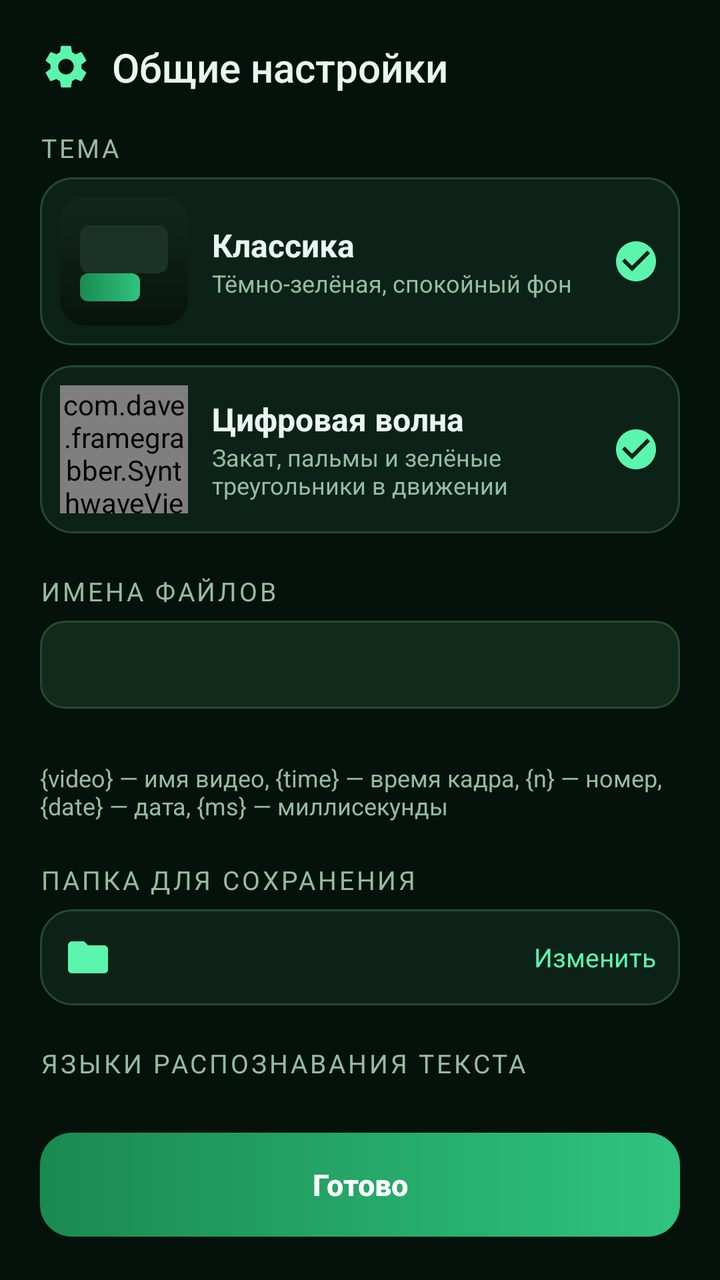
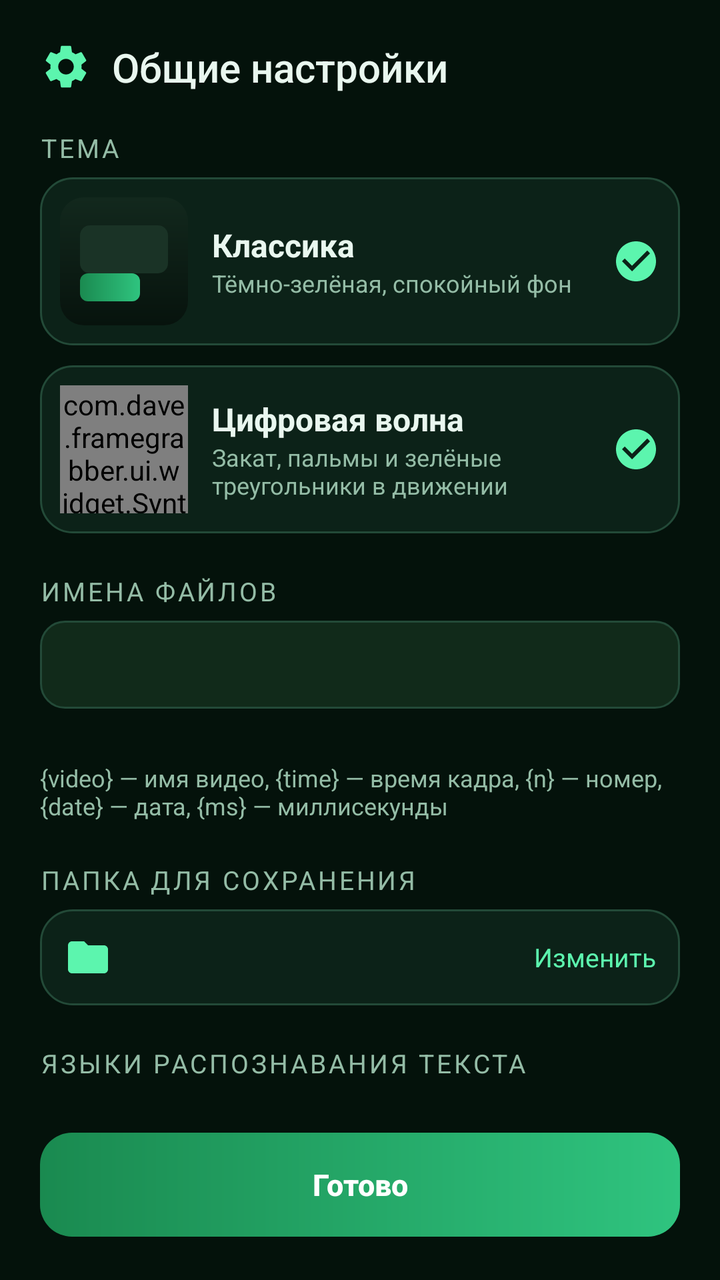

Before-and-after screenshots of an Android layout around one commit, followed by the original layout XML and the change that was made.
<!-- AndroidManifest.xml: application theme AppTheme -->
<!-- res/layout/dialog_settings.xml -->
<?xml version="1.0" encoding="utf-8"?>
<ScrollView xmlns:android="http://schemas.android.com/apk/res/android"
    android:layout_width="match_parent"
    android:layout_height="wrap_content"
    android:scrollbars="none">
<LinearLayout
    android:layout_width="match_parent"
    android:layout_height="wrap_content"
    android:orientation="vertical"
    android:padding="20dp">

    <LinearLayout
        android:layout_width="match_parent"
        android:layout_height="wrap_content"
        android:gravity="center_vertical"
        android:orientation="horizontal">
        <ImageView
            android:id="@+id/setIcon"
            android:layout_width="26dp"
            android:layout_height="26dp"
            android:src="@drawable/ic_settings"
            android:tint="@color/accent" />
        <TextView
            android:layout_width="wrap_content"
            android:layout_height="wrap_content"
            android:paddingStart="10dp"
            android:fontFamily="sans-serif-medium"
            android:text="Общие настройки"
            android:textColor="@color/text"
            android:textSize="20sp" />
    </LinearLayout>

    <TextView
        style="@style/Label"
        android:paddingTop="18dp"
        android:text="ТЕМА"
        android:letterSpacing="0.1" />

    
    <LinearLayout
        android:id="@+id/optClassic"
        android:layout_width="match_parent"
        android:layout_height="wrap_content"
        android:background="@drawable/bg_option"
        android:gravity="center_vertical"
        android:orientation="horizontal"
        android:padding="10dp"
        android:stateListAnimator="@animator/press_scale">
        <View
            android:layout_width="64dp"
            android:layout_height="64dp"
            android:background="@drawable/swatch_classic" />
        <LinearLayout
            android:layout_width="0dp"
            android:layout_height="wrap_content"
            android:layout_weight="1"
            android:orientation="vertical"
            android:paddingStart="12dp">
            <TextView
                android:layout_width="wrap_content"
                android:layout_height="wrap_content"
                android:text="Классика"
                android:textColor="@color/text"
                android:textSize="16sp"
                android:textStyle="bold" />
            <TextView
                android:layout_width="wrap_content"
                android:layout_height="wrap_content"
                android:text="Тёмно-зелёная, спокойный фон"
                android:textColor="@color/textDim"
                android:textSize="12sp" />
        </LinearLayout>
        <ImageView
            android:id="@+id/chkClassic"
            android:layout_width="24dp"
            android:layout_height="24dp"
            android:src="@drawable/ic_check"
            android:tint="@color/accent" />
    </LinearLayout>

    
    <LinearLayout
        android:id="@+id/optWave"
        android:layout_width="match_parent"
        android:layout_height="wrap_content"
        android:layout_marginTop="10dp"
        android:background="@drawable/bg_option"
        android:gravity="center_vertical"
        android:orientation="horizontal"
        android:padding="10dp"
        android:stateListAnimator="@animator/press_scale">
        <FrameLayout
            android:id="@+id/waveSwatch"
            android:layout_width="64dp"
            android:layout_height="64dp"
            android:background="@drawable/bg_thumb">
            <com.dave.framegrabber.SynthwaveView
                android:id="@+id/wavePreview"
                android:layout_width="match_parent"
                android:layout_height="match_parent" />
        </FrameLayout>
        <LinearLayout
            android:layout_width="0dp"
            android:layout_height="wrap_content"
            android:layout_weight="1"
            android:orientation="vertical"
            android:paddingStart="12dp">
            <TextView
                android:layout_width="wrap_content"
                android:layout_height="wrap_content"
                android:text="Цифровая волна"
                android:textColor="@color/text"
                android:textSize="16sp"
                android:textStyle="bold" />
            <TextView
                android:layout_width="wrap_content"
                android:layout_height="wrap_content"
                android:text="Закат, пальмы и зелёные треугольники в движении"
                android:textColor="@color/textDim"
                android:textSize="12sp" />
        </LinearLayout>
        <ImageView
            android:id="@+id/chkWave"
            android:layout_width="24dp"
            android:layout_height="24dp"
            android:src="@drawable/ic_check"
            android:tint="@color/accent" />
    </LinearLayout>

    
    <TextView
        style="@style/Label"
        android:paddingTop="20dp"
        android:letterSpacing="0.1"
        android:text="ИМЕНА ФАЙЛОВ" />
    <EditText
        android:id="@+id/editPattern"
        style="@style/Input"
        android:layout_width="match_parent"
        android:fontFamily="monospace"
        android:gravity="center_vertical"
        android:inputType="text"
        android:paddingStart="12dp"
        android:textSize="14sp" />
    <TextView
        android:id="@+id/txtPatternPreview"
        style="@style/SubHint"
        android:fontFamily="monospace"
        android:paddingTop="6dp" />
    <TextView
        style="@style/SubHint"
        android:paddingTop="4dp"
        android:text="{video} — имя видео, {time} — время кадра, {n} — номер, {date} — дата, {ms} — миллисекунды" />

    
    <TextView
        style="@style/Label"
        android:paddingTop="20dp"
        android:letterSpacing="0.1"
        android:text="ПАПКА ДЛЯ СОХРАНЕНИЯ" />
    <LinearLayout
        android:id="@+id/rowFolder"
        android:layout_width="match_parent"
        android:layout_height="wrap_content"
        android:background="@drawable/bg_option"
        android:gravity="center_vertical"
        android:orientation="horizontal"
        android:padding="12dp">
        <ImageView
            android:layout_width="24dp"
            android:layout_height="24dp"
            android:src="@drawable/ic_folder"
            android:tint="@color/accent" />
        <TextView
            android:id="@+id/txtFolder"
            android:layout_width="0dp"
            android:layout_height="wrap_content"
            android:layout_weight="1"
            android:paddingStart="10dp"
            android:textColor="@color/text"
            android:textSize="14sp" />
        <TextView
            android:layout_width="wrap_content"
            android:layout_height="wrap_content"
            android:text="Изменить"
            android:textColor="@color/accent"
            android:textSize="13sp" />
    </LinearLayout>

    
    <TextView
        style="@style/Label"
        android:paddingTop="20dp"
        android:letterSpacing="0.1"
        android:text="ЯЗЫКИ РАСПОЗНАВАНИЯ ТЕКСТА" />
    <LinearLayout
        android:id="@+id/ocrLangs"
        android:layout_width="match_parent"
        android:layout_height="wrap_content"
        android:orientation="vertical" />

    <Button
        android:id="@+id/btnDone"
        style="@style/BtnPrimary"
        android:layout_marginTop="20dp"
        android:text="Готово" />
</LinearLayout>
</ScrollView>
<!-- resources referenced by this layout -->
<resources>
  <color name="accent">#FF5CF5AE</color>
  <color name="text">#FFE9F7EF</color>
  <color name="textDim">#FF94BCA6</color>
  <!-- drawable bg_thumb (drawable) -->
  <?xml version="1.0" encoding="utf-8"?>
  <shape xmlns:android="http://schemas.android.com/apk/res/android" android:shape="rectangle">
      <solid android:color="#FF020805" />
      <corners android:radius="12dp" />
  </shape>
  <!-- drawable ic_check (drawable) -->
  <?xml version="1.0" encoding="utf-8"?>
  <vector xmlns:android="http://schemas.android.com/apk/res/android"
      android:width="24dp" android:height="24dp"
      android:viewportWidth="24" android:viewportHeight="24" android:tint="?android:attr/textColorPrimary">
      <path android:fillColor="#FFFFFFFF" android:pathData="M12,2C6.48,2 2,6.48 2,12s4.48,10 10,10 10,-4.48 10,-10S17.52,2 12,2zM10,17l-5,-5 1.41,-1.41L10,14.17l7.59,-7.59L19,8l-9,9z" />
  </vector>
  <!-- drawable ic_folder (drawable) -->
  <?xml version="1.0" encoding="utf-8"?>
  <vector xmlns:android="http://schemas.android.com/apk/res/android"
      android:width="24dp" android:height="24dp"
      android:viewportWidth="24" android:viewportHeight="24" android:tint="?android:attr/textColorPrimary">
      <path android:fillColor="#FFFFFFFF" android:pathData="M10,4H4c-1.1,0 -1.99,0.9 -1.99,2L2,18c0,1.1 0.9,2 2,2h16c1.1,0 2,-0.9 2,-2V8c0,-1.1 -0.9,-2 -2,-2h-8l-2,-2z" />
  </vector>
  <style name="Input">
          <item name="android:layout_height">wrap_content</item>
          <item name="android:minHeight">44dp</item>
          <item name="android:background">@drawable/bg_input</item>
          <item name="android:textColor">@color/text</item>
          <item name="android:textColorHint">@color/textDim</item>
          <item name="android:textSize">15sp</item>
          <item name="android:paddingStart">12dp</item>
          <item name="android:paddingEnd">12dp</item>
          <item name="android:gravity">center</item>
          <item name="android:singleLine">true</item>
      </style>
  <style name="Label">
          <item name="android:layout_width">match_parent</item>
          <item name="android:layout_height">wrap_content</item>
          <item name="android:textColor">@color/textDim</item>
          <item name="android:textSize">13sp</item>
          <item name="android:paddingTop">12dp</item>
          <item name="android:paddingBottom">6dp</item>
      </style>
  <style name="SubHint">
          <item name="android:layout_width">match_parent</item>
          <item name="android:layout_height">wrap_content</item>
          <item name="android:textColor">@color/textDim</item>
          <item name="android:textSize">12sp</item>
      </style>
  <color name="stroke">#FF234A38</color>
  <!-- drawable btn_primary (drawable) -->
  <?xml version="1.0" encoding="utf-8"?>
  <ripple xmlns:android="http://schemas.android.com/apk/res/android" android:color="#40FFFFFF">
      <item>
          <shape android:shape="rectangle">
              <gradient android:angle="0" android:startColor="@color/primary" android:endColor="@color/primaryBright" />
              <corners android:radius="16dp" />
          </shape>
      </item>
  </ripple>
  <color name="bg">#FF04120B</color>
  <color name="primary">#FF1A8A50</color>
  <style name="DialogTheme" parent="android:Theme.Material.Dialog.Alert">
          <item name="android:windowBackground">@drawable/bg_dialog</item>
          <item name="android:colorAccent">@color/accent</item>
          <item name="android:textColorPrimary">@color/text</item>
      </style>
  <color name="primaryBright">#FF2FC47F</color>
  <color name="surface2">#CC14301F</color>
  <!-- drawable bg_dialog (drawable) -->
  <?xml version="1.0" encoding="utf-8"?>
  <inset xmlns:android="http://schemas.android.com/apk/res/android" android:inset="16dp">
      <shape android:shape="rectangle">
          <solid android:color="@color/surface" />
          <corners android:radius="20dp" />
          <stroke android:width="1dp" android:color="@color/stroke" />
      </shape>
  </inset>
  <color name="surface">#E00C2218</color>
  <!-- unchanged entries left out for length: 6 -->
</resources>

<!-- the commit's change to res/layout/dialog_settings.xml (unified diff, before → after) -->
@@ -94,7 +94,7 @@
             android:layout_width="64dp"
             android:layout_height="64dp"
             android:background="@drawable/bg_thumb">
-            <com.dave.framegrabber.SynthwaveView
+            <com.dave.framegrabber.ui.widget.SynthwaveView
                 android:id="@+id/wavePreview"
                 android:layout_width="match_parent"
                 android:layout_height="match_parent" />
